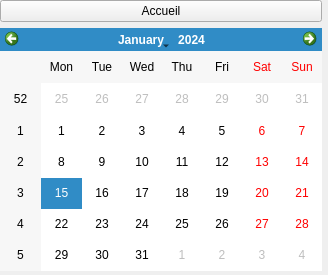
kimchicharlie/Envio, file thermostat/Thermostat/planningWindow.ui: the form before one commit.
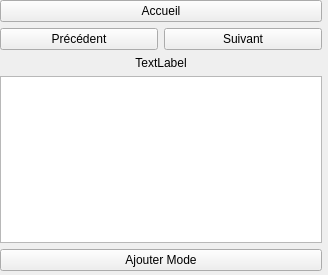
The form after the commit.

Commit message: conversion celcius - farenheit pour le slider et les labels faite. Debut d'affichage de planning mais nom des colonnes et lignes a modifier.

The edit to the form file:
```diff
--- a/thermostat/Thermostat/planningWindow.ui
+++ b/thermostat/Thermostat/planningWindow.ui
@@ -27,8 +27,23 @@
      </rect>
     </property>
     <layout class="QGridLayout" name="gridLayout">
-     <item row="1" column="0">
-      <widget class="QCalendarWidget" name="calendarWidget"/>
+     <item row="3" column="0">
+      <layout class="QHBoxLayout" name="horizontalLayout_2">
+       <item>
+        <widget class="QPushButton" name="PrevButton">
+         <property name="text">
+          <string>Précédent</string>
+         </property>
+        </widget>
+       </item>
+       <item>
+        <widget class="QPushButton" name="NextButton">
+         <property name="text">
+          <string>Suivant</string>
+         </property>
+        </widget>
+       </item>
+      </layout>
      </item>
      <item row="0" column="0">
       <layout class="QHBoxLayout" name="horizontalLayout">
@@ -41,6 +56,26 @@
        </item>
       </layout>
      </item>
+     <item row="6" column="0">
+      <widget class="QPushButton" name="AddModeButton">
+       <property name="text">
+        <string>Ajouter Mode</string>
+       </property>
+      </widget>
+     </item>
+     <item row="4" column="0">
+      <widget class="QLabel" name="DateLabel">
+       <property name="text">
+        <string>TextLabel</string>
+       </property>
+       <property name="alignment">
+        <set>Qt::AlignCenter</set>
+       </property>
+      </widget>
+     </item>
+     <item row="5" column="0">
+      <widget class="QTableView" name="tableView"/>
+     </item>
     </layout>
    </widget>
   </widget>
```
The commit also changes 13 other files.
